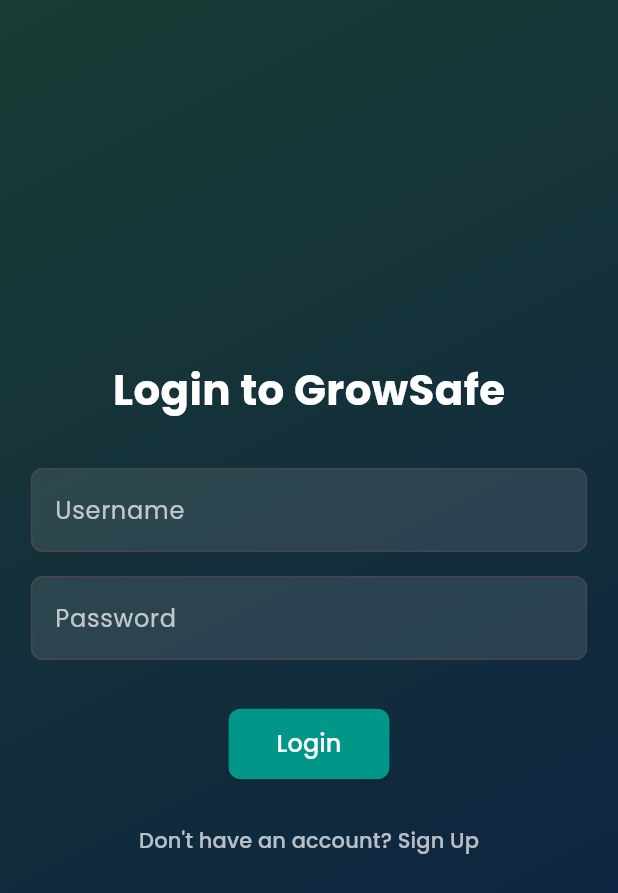
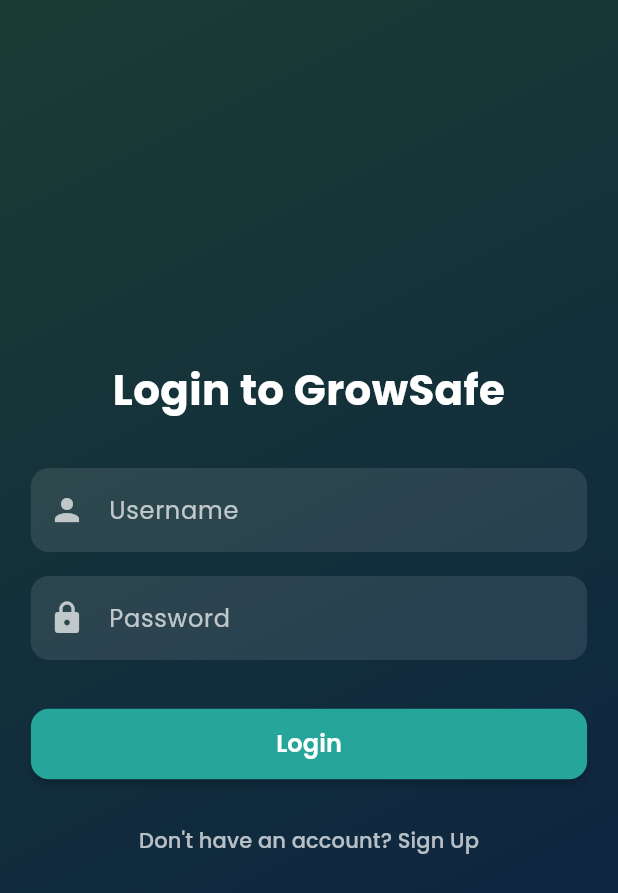
Before and after one commit to Chrissie21/GrowSafeWebApp, a Flutter app: the screen it shows after launch, on a phone screen of 412 x 824 dp. Shown: the top 893 px of the screen. Run offline on Flutter 3.47's test engine with Material 3 defaults, Android fonts, the phone set to English and light mode, and no system bars; our stand-ins replace animate_do, google_fonts, shared_preferences; accounts and stored records are empty.

Commit message:
Login Page Err fix

```diff
--- a/growsafe_investments/lib/pages/login_page.dart
+++ b/growsafe_investments/lib/pages/login_page.dart
@@ -5,28 +5,53 @@ import 'package:growsafe_investments/providers/auth_provider.dart';
 import 'package:growsafe_investments/screens/main_screen.dart';
 import 'package:provider/provider.dart';
 
-class LoginPage extends StatelessWidget {
+class LoginPage extends StatefulWidget {
   const LoginPage({super.key});
 
   @override
-  Widget build(BuildContext context) {
-    final authProvider = Provider.of<AuthProvider>(context);
+  State<LoginPage> createState() => _LoginPageState();
+}
+
+class _LoginPageState extends State<LoginPage> {
   final TextEditingController _usernameController = TextEditingController();
   final TextEditingController _passwordController = TextEditingController();
 
-    void _login() async {
+  Future<void> _login() async {
+    final authProvider = Provider.of<AuthProvider>(context, listen: false);
     await authProvider.login(
       _usernameController.text,
       _passwordController.text,
       context,
     );
-      if (authProvider.isAuthenticated) {
+    if (mounted && authProvider.isAuthenticated && authProvider.user != null) {
       Navigator.pushReplacement(
         context,
         MaterialPageRoute(builder: (context) => const MainScreen()),
       );
+    } else if (mounted) {
+      ScaffoldMessenger.of(context).showSnackBar(
+        SnackBar(
+          content: Text(
+            authProvider.errorMessage ?? 'Login failed. Please try again.',
+            style: GoogleFonts.poppins(),
+          ),
+          backgroundColor: Colors.redAccent,
+          behavior: SnackBarBehavior.floating,
+        ),
+      );
     }
   }
+
+  @override
+  void dispose() {
+    _usernameController.dispose();
+    _passwordController.dispose();
+    super.dispose();
+  }
+
+  @override
+  Widget build(BuildContext context) {
+    final authProvider = Provider.of<AuthProvider>(context);
 
     return Scaffold(
       body: Container(
@@ -40,7 +65,6 @@ class LoginPage extends StatelessWidget {
         child: Center(
           child: LayoutBuilder(
             builder: (context, constraints) {
-              // Determine max width based on screen size
               double maxFormWidth = constraints.maxWidth > 600 ? 400 : constraints.maxWidth * 0.9;
               double padding = constraints.maxWidth > 600 ? 32.0 : 16.0;
 
@@ -50,9 +74,11 @@ class LoginPage extends StatelessWidget {
                   constraints: BoxConstraints(maxWidth: maxFormWidth),
                   child: Column(
                     mainAxisAlignment: MainAxisAlignment.center,
+                    crossAxisAlignment: CrossAxisAlignment.stretch,
                     children: [
                       Text(
                         'Login to GrowSafe',
+                        textAlign: TextAlign.center,
                         style: GoogleFonts.poppins(
                           fontSize: constraints.maxWidth > 600 ? 32 : 28,
                           fontWeight: FontWeight.bold,
@@ -69,8 +95,10 @@ class LoginPage extends StatelessWidget {
                           filled: true,
                           fillColor: Colors.white.withOpacity(0.1),
                           border: OutlineInputBorder(
-                            borderRadius: BorderRadius.circular(8),
+                            borderRadius: BorderRadius.circular(12),
+                            borderSide: BorderSide.none,
                           ),
+                          prefixIcon: const Icon(Icons.person, color: Colors.white70),
                         ),
                       ),
                       SizedBox(height: padding),
@@ -84,29 +112,36 @@ class LoginPage extends StatelessWidget {
                           filled: true,
                           fillColor: Colors.white.withOpacity(0.1),
                           border: OutlineInputBorder(
-                            borderRadius: BorderRadius.circular(8),
+                            borderRadius: BorderRadius.circular(12),
+                            borderSide: BorderSide.none,
                           ),
+                          prefixIcon: const Icon(Icons.lock, color: Colors.white70),
                         ),
                       ),
                       SizedBox(height: padding),
                       if (authProvider.errorMessage != null)
-                        Text(
+                        Padding(
+                          padding: const EdgeInsets.only(bottom: 8.0),
+                          child: Text(
                             authProvider.errorMessage!,
-                          style: GoogleFonts.poppins(color: Colors.redAccent),
+                            textAlign: TextAlign.center,
+                            style: GoogleFonts.poppins(color: Colors.redAccent, fontSize: 14),
+                          ),
                         ),
                       SizedBox(height: padding),
                       authProvider.isLoading
-                          ? const CircularProgressIndicator()
+                          ? const Center(child: CircularProgressIndicator(color: Colors.white))
                           : ElevatedButton(
                               style: ElevatedButton.styleFrom(
-                                backgroundColor: Colors.teal,
+                                backgroundColor: const Color(0xFF26A69A),
                                 shape: RoundedRectangleBorder(
-                                  borderRadius: BorderRadius.circular(8),
+                                  borderRadius: BorderRadius.circular(12),
                                 ),
                                 padding: EdgeInsets.symmetric(
                                   horizontal: padding * 2,
                                   vertical: padding * 0.75,
                                 ),
+                                elevation: 2,
                               ),
                               onPressed: _login,
                               child: Text(
@@ -114,6 +149,7 @@ class LoginPage extends StatelessWidget {
                                 style: GoogleFonts.poppins(
                                   color: Colors.white,
                                   fontSize: constraints.maxWidth > 600 ? 18 : 16,
+                                  fontWeight: FontWeight.w600,
                                 ),
                               ),
                             ),
@@ -127,7 +163,7 @@ class LoginPage extends StatelessWidget {
                         },
                         child: Text(
                           'Don\'t have an account? Sign Up',
-                          style: GoogleFonts.poppins(color: Colors.white70),
+                          style: GoogleFonts.poppins(color: Colors.white70, fontSize: 14),
                         ),
                       ),
                     ],
```
Lines whose indentation alone changed are shown as unchanged.
